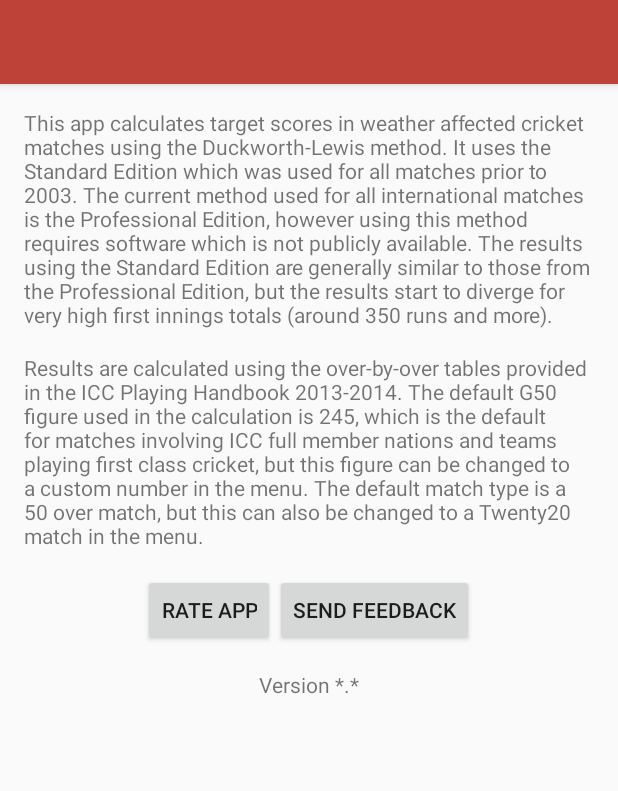
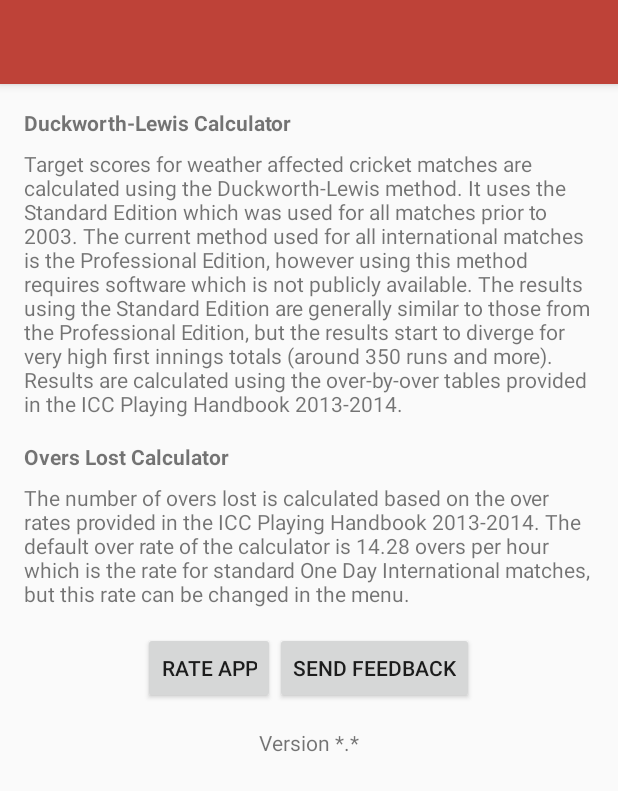
Before and after one commit to jeremyleee/Duckie, an Android app: the layout activity_about.xml on its own in the app's theme, with its tools: preview values and no code run, on a phone screen of 412 x 824 dp. Shown: the top 791 px of the screen. Run offline under Robolectric (Android 15) with nearby library versions, the phone set to English and light mode, and no system bars.

Commit message:
Updated about page

```diff
--- a/app/src/main/res/layout/activity_about.xml
+++ b/app/src/main/res/layout/activity_about.xml
@@ -20,10 +20,24 @@
         android:orientation="vertical">
 
         <TextView
+            android:text="@string/dl_calculator_label"
+            android:textStyle="bold"
+            android:layout_width="wrap_content"
+            android:layout_height="wrap_content"
+            android:layout_marginBottom="8dp"/>
+
+        <TextView
             android:layout_width="wrap_content"
             android:layout_height="wrap_content"
             android:layout_marginBottom="16dp"
             android:text="@string/about_page_first_paragraph"/>
+
+        <TextView
+            android:text="@string/overs_lost_calculator_label"
+            android:textStyle="bold"
+            android:layout_width="wrap_content"
+            android:layout_height="wrap_content"
+            android:layout_marginBottom="8dp"/>
 
         <TextView
             android:layout_width="wrap_content"
--- a/app/src/main/res/values/strings.xml
+++ b/app/src/main/res/values/strings.xml
@@ -48,18 +48,18 @@
     <string name="custom_overs_per_hour_label">Custom overs per hour</string>
     <string name="overs_per_hour_success_toast">Overs lost recalculated</string>
     <string name="invalid_overs_per_hour_toast">Invalid overs per hour</string>
-    <string name="about_page_first_paragraph">This app calculates target scores in weather affected
-        cricket matches using the Duckworth-Lewis method. It uses the Standard Edition which was
+    <string name="about_page_first_paragraph">Target scores for weather affected
+        cricket matches are calculated using the Duckworth-Lewis method. It uses the Standard Edition which was
         used for all matches prior to 2003. The current method used for all international matches
         is the Professional Edition, however using this method requires software which is not publicly
         available. The results using the Standard Edition are generally similar to those from the
         Professional Edition, but the results start to diverge for very high first innings totals
-        (around 350 runs and more).</string>
-    <string name="about_page_second_paragraph">Results are calculated using the over-by-over tables
-        provided in the ICC Playing Handbook 2013-2014. The default G50 figure used in the calculation
-        is 245, which is the default for matches involving ICC full member nations and teams playing
-        first class cricket, but this figure can be changed to a custom number in the menu. The default
-        match type is a 50 over match, but this can also be changed to a Twenty20 match in the menu.</string>
+        (around 350 runs and more). Results are calculated using the over-by-over tables
+        provided in the ICC Playing Handbook 2013-2014.</string>
+    <string name="about_page_second_paragraph">The number of overs lost is calculated based on
+        the over rates provided in the ICC Playing Handbook 2013-2014. The default over rate of the
+        calculator is 14.28 overs per hour which is the rate for standard One Day International
+        matches, but this rate can be changed in the menu.</string>
     <string name="rate_app_button">Rate App</string>
     <string name="send_feedback_button">Send Feedback</string>
     <string name="app_version_label">Version %s</string>
```
Also changed, not shown: 1 other file.
